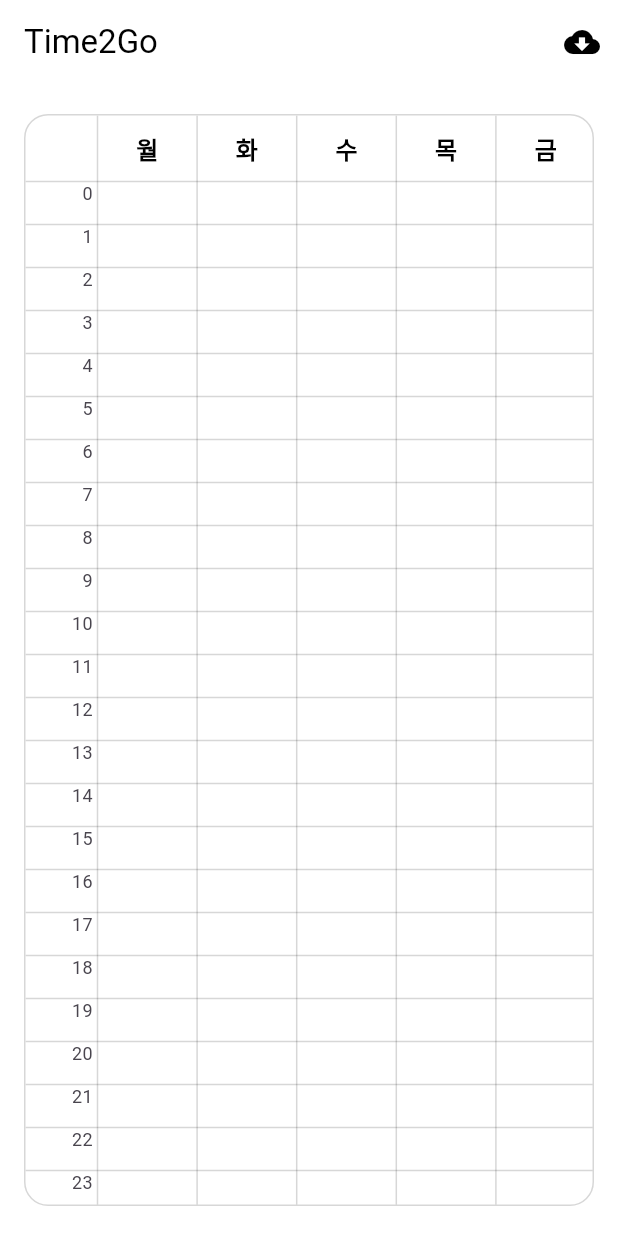
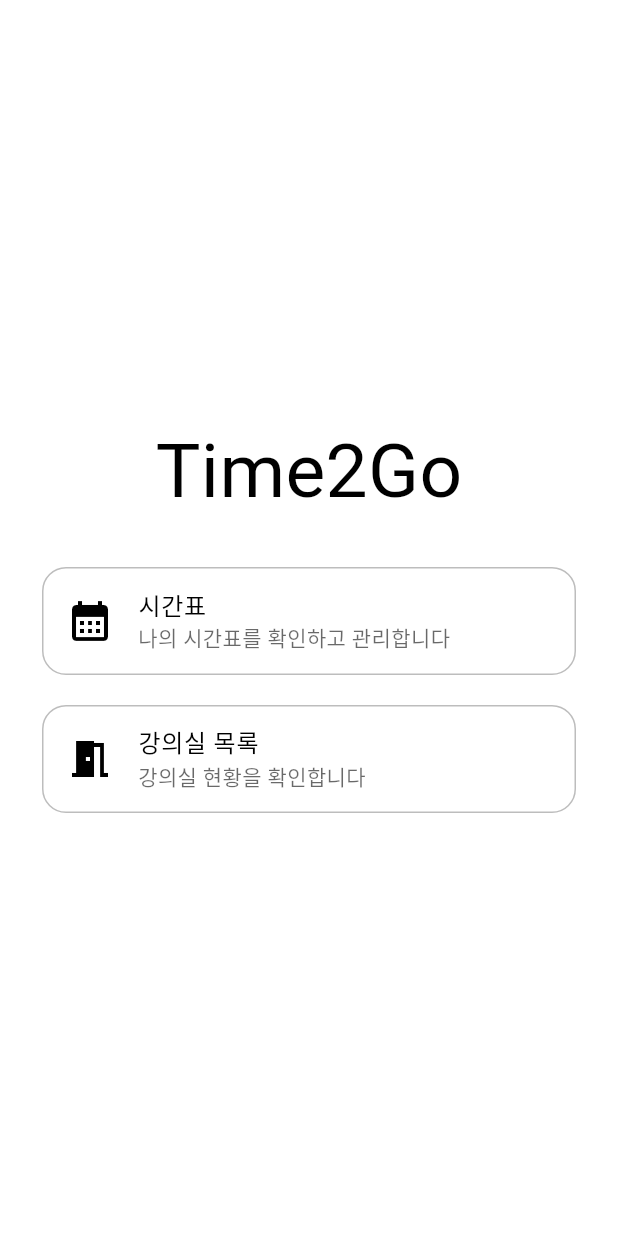
Before and after one commit to studio-void/time2go, a Flutter app: the screen it shows after launch, on a phone screen of 412 x 824 dp. Run offline on Flutter 3.47's test engine with Material 3 defaults, Android fonts, the light colour scheme and no system bars; our stand-ins replace firebase_auth, firebase_core, google_sign_in; missing offline and left inert: googleapis; accounts and stored records are empty; Roboto replaces fonts that are missing (Pretendard); statements that could not run were skipped.

Commit message:
feat: add home and room_list screen

```diff
--- a/lib/main.dart
+++ b/lib/main.dart
@@ -1,5 +1,7 @@
 import 'package:flutter/material.dart';
 import 'package:time2go/firebase_options.dart';
+import 'package:time2go/view/home_screen.dart';
+import 'package:time2go/view/room_list.dart';
 import 'package:time2go/view/timetable_screen.dart';
 import 'package:time2go/theme/time2go_theme.dart';
 import 'package:firebase_core/firebase_core.dart';
@@ -16,23 +18,30 @@ class Time2GoApp extends StatelessWidget {
   @override
   Widget build(BuildContext context) {
     return MaterialApp(
-      title: 'Flutter Demo',
+      title: 'Time2Go',
       theme: ThemeData(
-        colorScheme: ColorScheme.fromSeed(
-          seedColor: Colors.deepPurple,
-          brightness: Brightness.light,
+        fontFamily: 'Pretendard',
+        textTheme: ThemeData.light().textTheme.apply(
+          bodyColor: Time2GoTheme.light.foregroundColor,
+          displayColor: Time2GoTheme.light.foregroundColor,
         ),
         extensions: [Time2GoTheme.light],
       ),
       darkTheme: ThemeData(
-        colorScheme: ColorScheme.fromSeed(
-          seedColor: Colors.deepPurple,
-          brightness: Brightness.dark,
+        fontFamily: 'Pretendard',
+        textTheme: ThemeData.dark().textTheme.apply(
+          bodyColor: Time2GoTheme.dark.foregroundColor,
+          displayColor: Time2GoTheme.dark.foregroundColor,
         ),
         extensions: [Time2GoTheme.dark],
       ),
       themeMode: ThemeMode.light,
-      home: const TimetableScreen(),
+      initialRoute: '/',
+      routes: {
+        '/': (context) => const HomeScreen(),
+        '/timetable': (context) => const TimetableScreen(),
+        '/room_list': (context) => const RoomListScreen(),
+      },
     );
   }
 }
--- a/lib/theme/time2go_theme.dart
+++ b/lib/theme/time2go_theme.dart
@@ -5,6 +5,7 @@ class Time2GoTheme extends ThemeExtension<Time2GoTheme> {
   final Color gridColor;
   final Color backgroundColor;
   final Color foregroundColor;
+  final Color cardBorderColor = const Color(0xFFBDBDBD);
 
   const Time2GoTheme({
     required this.blockColors,
--- /dev/null
+++ b/lib/view/home_screen.dart
@@ -0,0 +1,96 @@
+import 'package:flutter/material.dart';
+import 'package:time2go/theme/time2go_theme.dart';
+
+class HomeScreen extends StatelessWidget {
+  const HomeScreen({super.key});
+
+  @override
+  Widget build(BuildContext context) {
+    return Scaffold(
+      backgroundColor: Time2GoTheme.of(context).backgroundColor,
+      body: Padding(
+        padding: const EdgeInsets.all(24),
+        child: Column(
+          mainAxisAlignment: MainAxisAlignment.center,
+          children: [
+            Text(
+              "Time2Go",
+              style: TextStyle(
+                fontSize: 50,
+                fontVariations: [const FontVariation('wght', 800)],
+                fontFamily: 'Pretendard',
+                color: Time2GoTheme.of(context).foregroundColor,
+              ),
+            ),
+            const SizedBox(height: 24),
+            Card(
+              shape: RoundedRectangleBorder(
+                borderRadius: BorderRadius.circular(16),
+                side: BorderSide(
+                  color: Time2GoTheme.of(context).cardBorderColor,
+                  width: 1,
+                ),
+              ),
+              color: Time2GoTheme.of(context).backgroundColor,
+              elevation: 0,
+              child: ListTile(
+                leading: Icon(Icons.calendar_month, size: 32),
+                title: Text(
+                  '시간표',
+                  style: TextStyle(
+                    color: Time2GoTheme.of(context).foregroundColor,
+                  ),
+                ),
+                subtitle: Text(
+                  '나의 시간표를 확인하고 관리합니다',
+                  style: TextStyle(
+                    color: Time2GoTheme.of(
+                      context,
+                    ).foregroundColor.withAlpha(150),
+                  ),
+                ),
+                iconColor: Time2GoTheme.of(context).foregroundColor,
+                onTap: () {
+                  Navigator.of(context).pushNamed('/timetable');
+                },
+              ),
+            ),
+            const SizedBox(height: 12),
+            Card(
+              shape: RoundedRectangleBorder(
+                borderRadius: BorderRadius.circular(16),
+                side: BorderSide(
+                  color: Time2GoTheme.of(context).cardBorderColor,
+                  width: 1,
+                ),
+              ),
+              color: Time2GoTheme.of(context).backgroundColor,
+              elevation: 0,
+              child: ListTile(
+                leading: Icon(Icons.meeting_room, size: 32),
+                title: Text(
+                  '강의실 목록',
+                  style: TextStyle(
+                    color: Time2GoTheme.of(context).foregroundColor,
+                  ),
+                ),
+                subtitle: Text(
+                  '강의실 현황을 확인합니다',
+                  style: TextStyle(
+                    color: Time2GoTheme.of(
+                      context,
+                    ).foregroundColor.withAlpha(150),
+                  ),
+                ),
+                iconColor: Time2GoTheme.of(context).foregroundColor,
+                onTap: () {
+                  Navigator.of(context).pushNamed('/room_list');
+                },
+              ),
+            ),
+          ],
+        ),
+      ),
+    );
+  }
+}
--- /dev/null
+++ b/lib/view/room_list.dart
@@ -0,0 +1,19 @@
+import 'package:flutter/material.dart';
+import 'package:time2go/theme/time2go_theme.dart';
+
+class RoomListScreen extends StatelessWidget {
+  const RoomListScreen({super.key});
+
+  @override
+  Widget build(BuildContext context) {
+    return Scaffold(
+      backgroundColor: Time2GoTheme.of(context).backgroundColor,
+      appBar: AppBar(
+        backgroundColor: Time2GoTheme.of(context).backgroundColor,
+        foregroundColor: Time2GoTheme.of(context).foregroundColor,
+        title: const Text('Time2Go'),
+      ),
+      body: const Center(child: Text('강의실 목록이 여기에 표시됩니다.')),
+    );
+  }
+}
--- a/pubspec.yaml
+++ b/pubspec.yaml
@@ -90,6 +90,12 @@ flutter:
   #       - asset: fonts/TrajanPro.ttf
   #       - asset: fonts/TrajanPro_Bold.ttf
   #         weight: 700
+
+  fonts:
+    - family: Pretendard
+      fonts:
+        - asset: assets/fonts/PretendardVariable.ttf
+
   #
   # For details regarding fonts from package dependencies,
   # see https://flutter.dev/to/font-from-package
```
Also changed, not shown: 1 other file.
